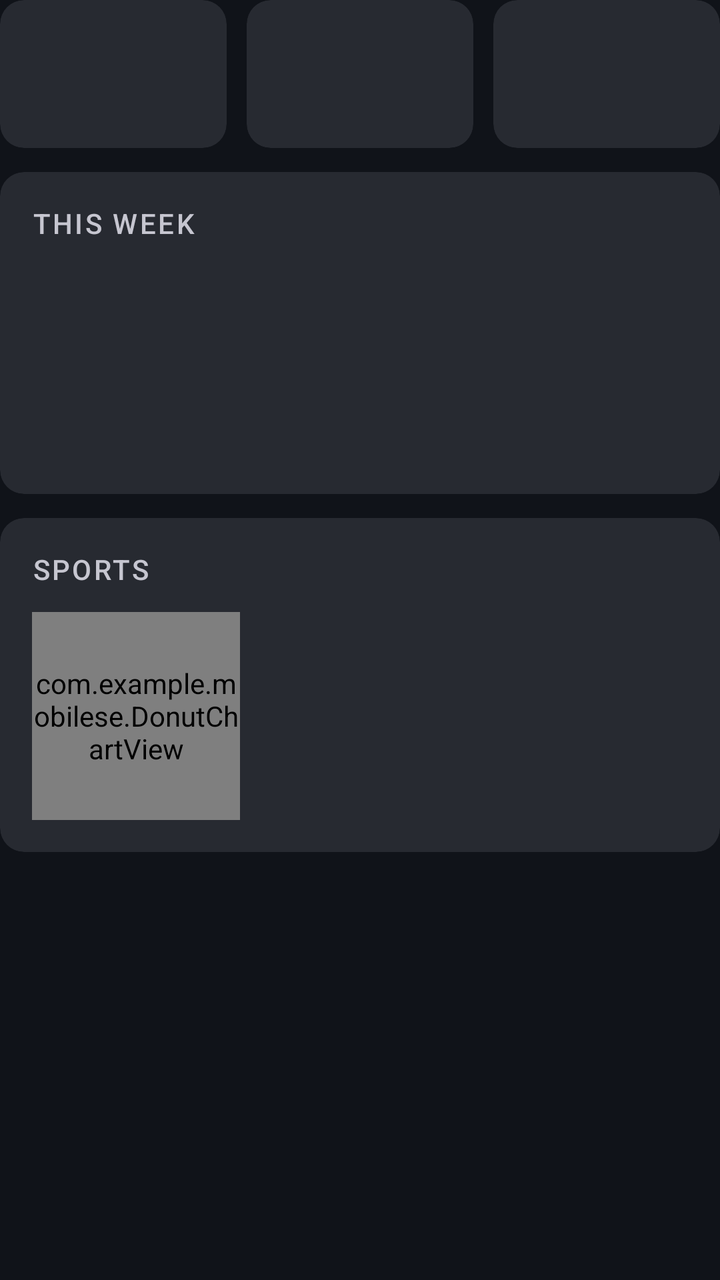
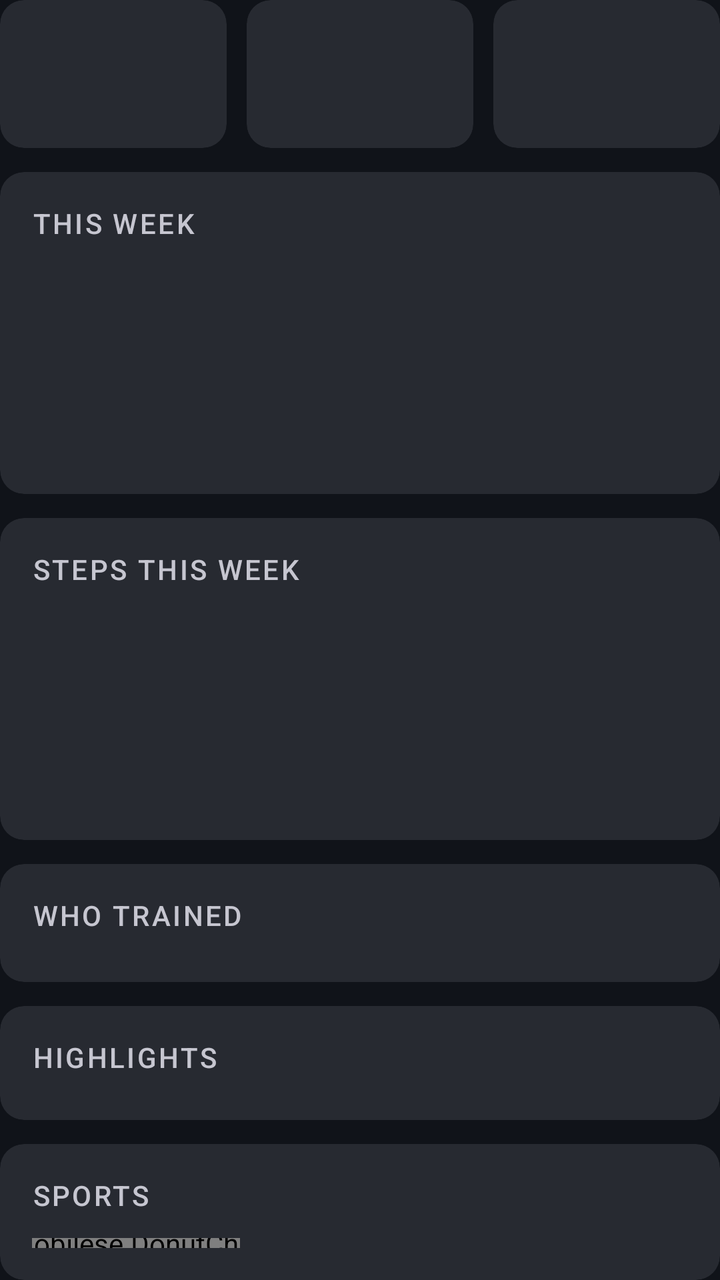

Screens rendered from an Android XML layout before and after an edit, with the pre-edit source and the edit as a unified diff.
<!-- AndroidManifest.xml: application theme Theme.MobileSE -->
<!-- res/layout/part_crew_charts.xml -->
<?xml version="1.0" encoding="utf-8"?>
<LinearLayout xmlns:android="http://schemas.android.com/apk/res/android"
    xmlns:app="http://schemas.android.com/apk/res-auto"
    android:layout_width="match_parent"
    android:layout_height="wrap_content"
    android:orientation="vertical">

    
    <LinearLayout
        android:layout_width="match_parent"
        android:layout_height="wrap_content"
        android:baselineAligned="false"
        android:orientation="horizontal">

        <include
            android:id="@+id/statWorkouts"
            layout="@layout/part_member_stat"
            android:layout_width="0dp"
            android:layout_height="wrap_content"
            android:layout_weight="1" />

        <include
            android:id="@+id/statHours"
            layout="@layout/part_member_stat"
            android:layout_width="0dp"
            android:layout_height="wrap_content"
            android:layout_weight="1"
            android:layout_marginStart="10dp" />

        <include
            android:id="@+id/statKilometres"
            layout="@layout/part_member_stat"
            android:layout_width="0dp"
            android:layout_height="wrap_content"
            android:layout_weight="1"
            android:layout_marginStart="10dp" />
    </LinearLayout>

    
    <com.google.android.material.card.MaterialCardView
        style="@style/Widget.CrewFit.Card"
        android:layout_width="match_parent"
        android:layout_height="wrap_content"
        android:layout_marginTop="12dp"
        app:cardBackgroundColor="?attr/colorSurfaceContainerHigh"
        app:shapeAppearance="@style/ShapeAppearance.CrewFit.Small">

        <LinearLayout
            android:layout_width="match_parent"
            android:layout_height="wrap_content"
            android:orientation="vertical"
            android:padding="16dp">

            <LinearLayout
                android:layout_width="match_parent"
                android:layout_height="wrap_content"
                android:baselineAligned="false"
                android:orientation="horizontal"
                android:gravity="center_vertical">

                <TextView
                    style="@style/TextAppearance.CrewFit.SectionLabel"
                    android:layout_width="0dp"
                    android:layout_height="wrap_content"
                    android:layout_weight="1"
                    android:text="@string/chart_week_label" />

                <TextView
                    android:id="@+id/tvWeekTotal"
                    android:layout_width="wrap_content"
                    android:layout_height="wrap_content"
                    android:textAppearance="?attr/textAppearanceLabelSmall"
                    android:textColor="?attr/colorOnSurfaceVariant" />
            </LinearLayout>

            
            <LinearLayout
                android:id="@+id/llWeekBars"
                android:layout_width="match_parent"
                android:layout_height="@dimen/chart_week_height"
                android:layout_marginTop="14dp"
                android:baselineAligned="false"
                android:orientation="horizontal"
                android:gravity="bottom" />
        </LinearLayout>
    </com.google.android.material.card.MaterialCardView>

    
    <com.google.android.material.card.MaterialCardView
        android:id="@+id/cvSports"
        style="@style/Widget.CrewFit.Card"
        android:layout_width="match_parent"
        android:layout_height="wrap_content"
        android:layout_marginTop="12dp"
        app:cardBackgroundColor="?attr/colorSurfaceContainerHigh"
        app:shapeAppearance="@style/ShapeAppearance.CrewFit.Small">

        <LinearLayout
            android:layout_width="match_parent"
            android:layout_height="wrap_content"
            android:orientation="vertical"
            android:padding="16dp">

            <TextView
                style="@style/TextAppearance.CrewFit.SectionLabel"
                android:layout_width="wrap_content"
                android:layout_height="wrap_content"
                android:text="@string/chart_sports_label" />

            <LinearLayout
                android:layout_width="match_parent"
                android:layout_height="wrap_content"
                android:layout_marginTop="12dp"
                android:baselineAligned="false"
                android:orientation="horizontal"
                android:gravity="center_vertical">

                <FrameLayout
                    android:layout_width="@dimen/donut_size"
                    android:layout_height="@dimen/donut_size">

                    <com.example.mobilese.DonutChartView
                        android:id="@+id/donutSports"
                        android:layout_width="match_parent"
                        android:layout_height="match_parent" />

                    
                    <TextView
                        android:id="@+id/tvDonutCenter"
                        android:layout_width="wrap_content"
                        android:layout_height="wrap_content"
                        android:layout_gravity="center"
                        android:gravity="center"
                        android:textAppearance="?attr/textAppearanceTitleMedium"
                        android:textColor="?attr/colorOnSurface" />
                </FrameLayout>

                <LinearLayout
                    android:id="@+id/llSportLegend"
                    android:layout_width="0dp"
                    android:layout_height="wrap_content"
                    android:layout_weight="1"
                    android:layout_marginStart="18dp"
                    android:orientation="vertical" />
            </LinearLayout>
        </LinearLayout>
    </com.google.android.material.card.MaterialCardView>

</LinearLayout>
<!-- res/layout/part_member_stat.xml (included above) -->
<?xml version="1.0" encoding="utf-8"?>
<com.google.android.material.card.MaterialCardView xmlns:android="http://schemas.android.com/apk/res/android"
    xmlns:app="http://schemas.android.com/apk/res-auto"
    style="@style/Widget.CrewFit.Card"
    android:layout_width="match_parent"
    android:layout_height="wrap_content"
    app:cardBackgroundColor="?attr/colorSurfaceContainerHigh"
    app:shapeAppearance="@style/ShapeAppearance.CrewFit.Small">

    <LinearLayout
        android:layout_width="match_parent"
        android:layout_height="wrap_content"
        android:orientation="vertical"
        android:gravity="center"
        android:paddingTop="14dp"
        android:paddingBottom="14dp">

        <TextView
            android:id="@+id/tvStatValue"
            android:layout_width="wrap_content"
            android:layout_height="wrap_content"
            android:maxLines="1"
            android:textAppearance="?attr/textAppearanceTitleLarge"
            android:textColor="?attr/colorSecondary" />

        <TextView
            android:id="@+id/tvStatLabel"
            android:layout_width="wrap_content"
            android:layout_height="wrap_content"
            android:layout_marginTop="2dp"
            android:maxLines="1"
            android:textAppearance="?attr/textAppearanceLabelSmall"
            android:textColor="?attr/colorOnSurfaceVariant" />

    </LinearLayout>
</com.google.android.material.card.MaterialCardView>
<!-- resources referenced by this layout -->
<resources>
  <dimen name="chart_week_height">96dp</dimen>
  <dimen name="donut_size">104dp</dimen>
  <string name="chart_sports_label">SPORTS</string>
  <string name="chart_week_label">THIS WEEK</string>
  <style name="ShapeAppearance.CrewFit.Small" parent="ShapeAppearance.Material3.Corner.Small">
          <item name="cornerSize">12dp</item>
      </style>
  <style name="TextAppearance.CrewFit.SectionLabel" parent="TextAppearance.Material3.LabelLarge">
          <item name="android:textColor">@color/md_on_surface_variant</item>
          <item name="android:textAllCaps">true</item>
          <item name="android:letterSpacing">0.08</item>
      </style>
  <style name="Theme.MobileSE" parent="Base.Theme.MobileSE" />
  <color name="md_on_surface_variant">#C6C6D0</color>
  <color name="md_surface_container">#1C1F26</color>
  <style name="ShapeAppearance.CrewFit.Medium" parent="ShapeAppearance.Material3.Corner.Medium">
          <item name="cornerSize">20dp</item>
      </style>
  <color name="md_primary">#AEB6FF</color>
  <color name="md_on_primary">#1B1B5C</color>
  <color name="md_primary_container">#3A3F9E</color>
  <color name="md_on_primary_container">#E0E3FF</color>
  <color name="md_secondary">#6FE7B7</color>
  <color name="md_on_secondary">#00382A</color>
  <color name="md_secondary_container">#00513E</color>
  <color name="md_on_secondary_container">#8CFFD1</color>
  <color name="md_tertiary">#FFB77C</color>
  <color name="md_on_tertiary">#4A2800</color>
  <color name="md_tertiary_container">#6A3B00</color>
  <color name="md_on_tertiary_container">#FFDCC2</color>
  <color name="md_error">#FFB4AB</color>
  <color name="md_on_error">#690005</color>
  <color name="md_error_container">#93000A</color>
  <color name="md_on_error_container">#FFDAD6</color>
  <color name="md_surface">#101319</color>
  <color name="md_on_surface">#E3E2E9</color>
  <color name="md_surface_variant">#45464F</color>
  <color name="md_surface_container_lowest">#0B0E13</color>
  <color name="md_surface_container_low">#181B21</color>
  <color name="md_surface_container_high">#272A31</color>
  <color name="md_surface_container_highest">#32353C</color>
  <color name="md_outline">#90909A</color>
  <color name="md_outline_variant">#45464F</color>
  <color name="md_inverse_surface">#E3E2E9</color>
  <color name="md_inverse_on_surface">#2E3036</color>
  <style name="ShapeAppearance.CrewFit.Large" parent="ShapeAppearance.Material3.Corner.Large">
          <item name="cornerSize">28dp</item>
      </style>
  <style name="Widget.CrewFit.BottomNav.Indicator" parent="Widget.Material3.BottomNavigationView.ActiveIndicator">
          <item name="android:color">@android:color/transparent</item>
      </style>
  <style name="MaterialAlertDialog.CrewFit" parent="MaterialAlertDialog.Material3">
          <item name="shapeAppearance">@style/ShapeAppearance.CrewFit.Large</item>
          <item name="backgroundTint">@color/md_surface_container_high</item>
      </style>
  <style name="MaterialAlertDialog.CrewFit.Title" parent="MaterialAlertDialog.Material3.Title.Text">
          <item name="android:textAppearance">?attr/textAppearanceHeadlineSmall</item>
          <item name="android:textColor">@color/md_on_surface</item>
      </style>
  <style name="MaterialAlertDialog.CrewFit.Body" parent="MaterialAlertDialog.Material3.Body.Text">
          <item name="android:textAppearance">?attr/textAppearanceBodyLarge</item>
          <item name="android:textColor">@color/md_on_surface_variant</item>
      </style>
  <style name="Widget.CrewFit.Dialog.Button" parent="Widget.Material3.Button.TextButton.Dialog">
          <item name="android:textColor">@color/md_primary</item>
          <item name="android:textAppearance">?attr/textAppearanceLabelLarge</item>
      </style>
  <!-- unchanged entries left out for length: 6 -->
</resources>

<!-- the commit's change to res/layout/part_crew_charts.xml (unified diff, before → after) -->
@@ -82,6 +82,115 @@
                 android:baselineAligned="false"
                 android:orientation="horizontal"
                 android:gravity="bottom" />
+        </LinearLayout>
+    </com.google.android.material.card.MaterialCardView>
+
+    
+    <com.google.android.material.card.MaterialCardView
+        style="@style/Widget.CrewFit.Card"
+        android:layout_width="match_parent"
+        android:layout_height="wrap_content"
+        android:layout_marginTop="12dp"
+        app:cardBackgroundColor="?attr/colorSurfaceContainerHigh"
+        app:shapeAppearance="@style/ShapeAppearance.CrewFit.Small">
+
+        <LinearLayout
+            android:layout_width="match_parent"
+            android:layout_height="wrap_content"
+            android:orientation="vertical"
+            android:padding="16dp">
+
+            <LinearLayout
+                android:layout_width="match_parent"
+                android:layout_height="wrap_content"
+                android:baselineAligned="false"
+                android:orientation="horizontal"
+                android:gravity="center_vertical">
+
+                <TextView
+                    style="@style/TextAppearance.CrewFit.SectionLabel"
+                    android:layout_width="0dp"
+                    android:layout_height="wrap_content"
+                    android:layout_weight="1"
+                    android:text="@string/chart_steps_label" />
+
+                <TextView
+                    android:id="@+id/tvStepsWeekTotal"
+                    android:layout_width="wrap_content"
+                    android:layout_height="wrap_content"
+                    android:textAppearance="?attr/textAppearanceLabelSmall"
+                    android:textColor="?attr/colorOnSurfaceVariant" />
+            </LinearLayout>
+
+            <LinearLayout
+                android:id="@+id/llStepBars"
+                android:layout_width="match_parent"
+                android:layout_height="@dimen/chart_week_height"
+                android:layout_marginTop="14dp"
+                android:baselineAligned="false"
+                android:orientation="horizontal"
+                android:gravity="bottom" />
+        </LinearLayout>
+    </com.google.android.material.card.MaterialCardView>
+
+    
+    <com.google.android.material.card.MaterialCardView
+        style="@style/Widget.CrewFit.Card"
+        android:layout_width="match_parent"
+        android:layout_height="wrap_content"
+        android:layout_marginTop="12dp"
+        app:cardBackgroundColor="?attr/colorSurfaceContainerHigh"
+        app:shapeAppearance="@style/ShapeAppearance.CrewFit.Small">
+
+        <LinearLayout
+            android:layout_width="match_parent"
+            android:layout_height="wrap_content"
+            android:orientation="vertical"
+            android:padding="16dp">
+
+            <TextView
+                style="@style/TextAppearance.CrewFit.SectionLabel"
+                android:layout_width="wrap_content"
+                android:layout_height="wrap_content"
+                android:text="@string/chart_members_label" />
+
+            
+            <LinearLayout
+                android:id="@+id/llMemberBars"
+                android:layout_width="match_parent"
+                android:layout_height="wrap_content"
+                android:layout_marginTop="8dp"
+                android:orientation="vertical" />
+        </LinearLayout>
+    </com.google.android.material.card.MaterialCardView>
+
+    
+    <com.google.android.material.card.MaterialCardView
+        style="@style/Widget.CrewFit.Card"
+        android:layout_width="match_parent"
+        android:layout_height="wrap_content"
+        android:layout_marginTop="12dp"
+        app:cardBackgroundColor="?attr/colorSurfaceContainerHigh"
+        app:shapeAppearance="@style/ShapeAppearance.CrewFit.Small">
+
+        <LinearLayout
+            android:layout_width="match_parent"
+            android:layout_height="wrap_content"
+            android:orientation="vertical"
+            android:padding="16dp">
+
+            <TextView
+                style="@style/TextAppearance.CrewFit.SectionLabel"
+                android:layout_width="wrap_content"
+                android:layout_height="wrap_content"
+                android:text="@string/chart_highlights_label" />
+
+            <LinearLayout
+                android:id="@+id/llHighlights"
+                android:layout_width="match_parent"
+                android:layout_height="wrap_content"
+                android:layout_marginTop="6dp"
+                android:orientation="vertical" />
         </LinearLayout>
     </com.google.android.material.card.MaterialCardView>
 
<!-- resource entries referenced after the edit -->
@@ -2,7 +2,10 @@
 <resources>
   <dimen name="chart_week_height">96dp</dimen>
   <dimen name="donut_size">104dp</dimen>
+  <string name="chart_highlights_label">HIGHLIGHTS</string>
+  <string name="chart_members_label">WHO TRAINED</string>
   <string name="chart_sports_label">SPORTS</string>
+  <string name="chart_steps_label">STEPS THIS WEEK</string>
   <string name="chart_week_label">THIS WEEK</string>
   <style name="ShapeAppearance.CrewFit.Small" parent="ShapeAppearance.Material3.Corner.Small">
           <item name="cornerSize">12dp</item>
